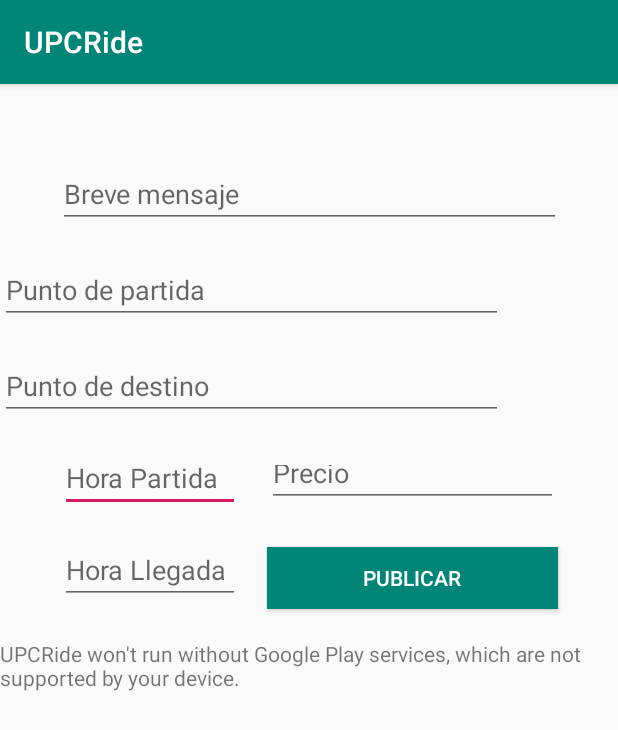
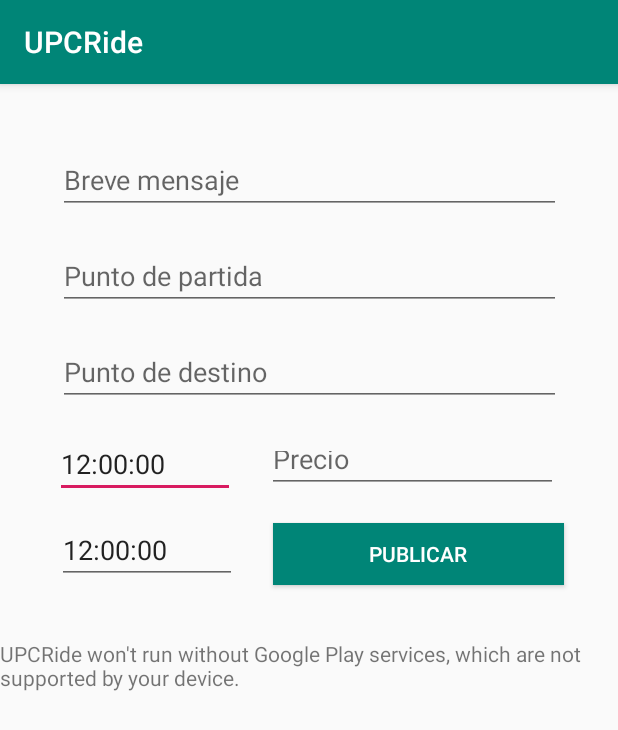
Before and after one commit to Cesar947/UPCRideMoviles, an Android app: the publicar_viaje screen opened directly, with no data from a screen before it, after a tap on "PUBLICAR", on a phone screen of 412 x 824 dp. Shown: the top 730 px of the screen. Run offline under Robolectric (Android 15) with nearby library versions, the phone set to English and light mode, and no system bars.

Commit message:
registrar viaje

```diff
--- a/UPCRideKotlin/app/build.gradle
+++ b/UPCRideKotlin/app/build.gradle
@@ -9,7 +9,7 @@
     buildToolsVersion "29.0.2"
     defaultConfig {
         applicationId "com.example.upcridekotlin"
-        minSdkVersion 23
+        minSdkVersion 26
         targetSdkVersion 29
         versionCode 1
         versionName "1.0"
--- a/UPCRideKotlin/app/src/main/java/com/example/upcridekotlin/activities/publicar_viaje.kt
+++ b/UPCRideKotlin/app/src/main/java/com/example/upcridekotlin/activities/publicar_viaje.kt
@@ -5,6 +5,7 @@
 import android.util.Log
 import android.widget.*
 import com.example.upcridekotlin.R
+import com.example.upcridekotlin.interfaces.UsuarioApiService
 import com.example.upcridekotlin.interfaces.ViajeApiService
 import com.example.upcridekotlin.model.Usuario
 import com.example.upcridekotlin.model.Viaje
@@ -16,6 +17,8 @@
 import retrofit2.converter.gson.GsonConverterFactory
 import java.sql.Date
 import java.sql.Time
+import java.time.LocalDate
+import java.time.LocalDateTime
 
 
 class publicar_viaje : AppCompatActivity() {
@@ -24,6 +27,7 @@
 
 
     lateinit var viajeService: ViajeApiService
+    lateinit var userService: UsuarioApiService
 
     private lateinit var btnPublicar: Button
 
@@ -38,7 +42,7 @@
 
     override fun onCreate(savedInstanceState: Bundle?) {
         super.onCreate(savedInstanceState)
-        setContentView(R.layout.activity_publicar_viaje)
+        setContentView(com.example.upcridekotlin.R.layout.activity_publicar_viaje)
 
 
         val retrofit: Retrofit = Retrofit.Builder()
@@ -46,14 +50,25 @@
             .addConverterFactory(GsonConverterFactory.create())
             .build()
 
-
+        userService = retrofit.create<UsuarioApiService>(UsuarioApiService::class.java)
         viajeService = retrofit.create<ViajeApiService>(ViajeApiService::class.java)
 
-        btnPublicar = findViewById(R.id.btnPublicar)
+
+
+        etHoraPartida = findViewById<EditText>(R.id.etHoraPartida)
+        etHoraLlegada = findViewById<EditText>(R.id.etHoraLlegada)
+        etPrecioBase = findViewById<EditText>(R.id.etPrecioBase)
+        etPuntoDestino = findViewById<EditText>(R.id.etPuntoDestino)
+        etPuntoPartida = findViewById<EditText>(R.id.etPuntoPartida)
+        etMensaje = findViewById<EditText>(R.id.etMensaje)
+
+        etHoraPartida.setText("12:00:00")
+        etHoraLlegada.setText("12:00:00")
 
 
 
 
+        btnPublicar = findViewById(com.example.upcridekotlin.R.id.btnPublicar)
 
         btnPublicar.setOnClickListener {
 
@@ -67,36 +82,75 @@
     fun PublicarViaje() {
 
 
-        etHoraPartida = findViewById<EditText>(R.id.etHoraPartida)
-        etHoraLlegada = findViewById<EditText>(R.id.etHoraLlegada)
-        etPrecioBase = findViewById<EditText>(R.id.etPrecioBase)
-        etPuntoDestino = findViewById<EditText>(R.id.etPuntoDestino)
-        etPuntoPartida = findViewById<EditText>(R.id.etPuntoPartida)
-        etMensaje = findViewById<EditText>(R.id.etMensaje)
 
 
 
-        var conductor: Usuario = Usuario("u2017", "a", "x", "a", "b","a" ,123.0, 123.0,
-            "s", "a", "a", 'c', "asd", "SM")
+        var conductor : Usuario? = null
 
-        var viaje: Viaje? = Viaje( conductor,"descrpcion","lima","limades",
-            12.0,24.0,25.0,50.0,Time(19,0,0),Time(19,0,0),1,
-            Date(2019,9,28),"Lunes","Feliz",1,4,3,5.00)
 
-        Log.i(TAG_LOGS, Gson().toJson(viaje))
+        var dia: String = LocalDateTime.now().dayOfMonth.toString();
+        var mes: String = LocalDateTime.now().monthValue.toString();
+        var año: String = LocalDateTime.now().year.toString();
+        var fecha :String
+        if(LocalDateTime.now().monthValue<10)
+        {
+            fecha = año+"-0"+mes+"-"+dia
+        }
+        else
+        {
+            fecha = año+"-"+mes+"-"+dia
+        }
 
-        viajeService.publicarViaje(viaje).enqueue(object : Callback<Viaje> {
-            override fun onResponse(call: Call<Viaje>?, response: Response<Viaje>?) {
-                viaje = response?.body()
+        Log.i(TAG_LOGS, Gson().toJson(mes))
+
+
+        userService.getUsuarioById(2).enqueue(object : Callback<Usuario> {
+            override fun onResponse(call: Call<Usuario>?, response: Response<Usuario>?) {
+                conductor = response?.body()
+                Log.i(TAG_LOGS, Gson().toJson(conductor))
+
+
+                var viaje: Viaje? = Viaje( null ,etMensaje.text.toString(),etPuntoPartida.text.toString(),etPuntoDestino.text.toString(),
+                    12.0,24.0,25.0,50.0, etHoraPartida.text.toString() ,
+                    etHoraLlegada.text.toString(),1, fecha,"Lunes","Feliz",
+                    1,4,3,etPrecioBase.text.toString().toDouble())
+
                 Log.i(TAG_LOGS, Gson().toJson(viaje))
+
+                viajeService.publicarViaje(3,viaje).enqueue(object : Callback<Viaje> {
+                    override fun onResponse(call: Call<Viaje>?, response: Response<Viaje>?) {
+                        viaje = response?.body()
+                        Log.i(TAG_LOGS, Gson().toJson(viaje))
+                        Log.i(TAG_LOGS, Gson().toJson(conductor!!.id))
+
+                        Log.i(TAG_LOGS, Gson().toJson("bonito"))
+
+                    }
+                    override fun onFailure(call: Call<Viaje>?, t: Throwable?) {
+                        t?.printStackTrace()
+                        Log.i(TAG_LOGS, Gson().toJson("faloooooooooooooooooooo"))
+                    }
+                })
+
 
 
             }
 
-            override fun onFailure(call: Call<Viaje>?, t: Throwable?) {
+            override fun onFailure(call: Call<Usuario>?, t: Throwable?) {
                 t?.printStackTrace()
             }
         })
+
+
+
+
+
+
+
+
+
+
+
     }
 
 
--- a/UPCRideKotlin/app/src/main/java/com/example/upcridekotlin/activities/registro_conductor.kt
+++ b/UPCRideKotlin/app/src/main/java/com/example/upcridekotlin/activities/registro_conductor.kt
@@ -57,7 +57,7 @@
 
 
         val adapter = ArrayAdapter.createFromResource(this,
-            R.array.sedes, android.R.layout.simple_spinner_item)
+        R.array.sedes, android.R.layout.simple_spinner_item)
         adapter.setDropDownViewResource(android.R.layout.simple_spinner_dropdown_item)
         spSede.adapter = adapter
 
--- a/UPCRideKotlin/app/src/main/java/com/example/upcridekotlin/interfaces/SolicitudApiService.kt
+++ b/UPCRideKotlin/app/src/main/java/com/example/upcridekotlin/interfaces/SolicitudApiService.kt
@@ -8,9 +8,9 @@
 
 interface SolicitudApiService {
 
-    @GET("autos")
+    @GET("solicitudes")
     fun getAllSolicitudes(): Call<List<Auto>>
 
-    @POST("autos")
+    @POST("solicitudes")
     fun insetarSolicitud(@Body auto: Auto?): Call<Auto>
 }
--- a/UPCRideKotlin/app/src/main/java/com/example/upcridekotlin/interfaces/TransaccionApiService.kt
+++ b/UPCRideKotlin/app/src/main/java/com/example/upcridekotlin/interfaces/TransaccionApiService.kt
@@ -8,9 +8,9 @@
 
 interface TransaccionApiService {
 
-    @GET("autos")
+    @GET("transacciones")
     fun getAllTransacciones(): Call<List<Auto>>
 
-    @POST("autos")
+    @POST("transacciones")
     fun insertarTransaccion(@Body auto: Auto?): Call<Auto>
 }
--- a/UPCRideKotlin/app/src/main/java/com/example/upcridekotlin/interfaces/ViajeApiService.kt
+++ b/UPCRideKotlin/app/src/main/java/com/example/upcridekotlin/interfaces/ViajeApiService.kt
@@ -9,15 +9,15 @@
 
 interface ViajeApiService {
 
-    @POST("/publicar/")
-    fun publicarViaje(@Body viaje: Viaje?): Call<Viaje>
+    @POST("viajes/publicar/{conductorId}")
+    fun publicarViaje(@Path("conductorId") conductorId: Int, @Body viaje: Viaje?): Call<Viaje>
 
 
     /* @RequestMapping(path="/solicitar/{viajeId}", method = RequestMethod.POST)
     public Solicitud solictarViaje( @PathVariable Integer viajeId,  @RequestBody Solicitud s) throws Exception {
 */
 
-    @POST("/solicitar/{viajeId}")
+    @POST("viajes/solicitar/{viajeId}")
     fun solicitarViaje(@Path("viajeId") viajeId: Int ): Call<Solicitud>
 
 
--- a/UPCRideKotlin/app/src/main/java/com/example/upcridekotlin/model/Viaje.kt
+++ b/UPCRideKotlin/app/src/main/java/com/example/upcridekotlin/model/Viaje.kt
@@ -14,10 +14,10 @@
     var destinoLongitud: Double = 0.0
     var partidaLatitud: Double = 0.0
     var partidaLongitud: Double = 0.0
-    var horaPartida: Time? = null
-    var horaLlegada: Time? = null
+    var horaPartida: String? = ""
+    var horaLlegada: String? = ""
     var entradaSalida: Int = 0
-    var fecha: Date? = null
+    var fecha: String? = ""
     var dia: String? = ""
     var estado: String? = ""
     var visualizacionHabilitada: Int? = 0
@@ -35,10 +35,10 @@
         destinoLongitud: Double,
         partidaLatitud: Double,
         partidaLongitud: Double,
-        horaPartida: Time?,
-        horaLlegada: Time?,
+        horaPartida: String?,
+        horaLlegada: String?,
         entradaSalida: Int,
-        fecha: Date?,
+        fecha: String?,
         dia: String?,
         estado: String?,
         visualizacionHabilitada: Int,
@@ -76,10 +76,10 @@
         destinoLongitud: Double,
         partidaLatitud: Double,
         partidaLongitud: Double,
-        horaPartida: Time?,
-        horaLlegada: Time?,
+        horaPartida: String,
+        horaLlegada: String?,
         entradaSalida: Int,
-        fecha: Date?,
+        fecha: String?,
         dia: String?,
         estado: String?,
         visualizacionHabilitada: Int?,
--- a/UPCRideKotlin/app/src/main/res/layout/activity_publicar_viaje.xml
+++ b/UPCRideKotlin/app/src/main/res/layout/activity_publicar_viaje.xml
@@ -21,7 +21,7 @@
         android:layout_height="41dp"
         android:layout_alignParentTop="true"
         android:layout_marginTop="20dp"
-        android:layout_marginEnd="40dp"
+        android:layout_marginEnd="36dp"
         android:layout_marginBottom="20dp"
         android:background="@color/colorPrimary"
         android:text="@string/btnPublicar"
@@ -29,30 +29,37 @@
         app:layout_constraintBottom_toTopOf="@+id/publicacionMap"
         app:layout_constraintEnd_toEndOf="parent"
         app:layout_constraintTop_toBottomOf="@+id/etPrecioBase"
-        app:layout_constraintVertical_bias="1.0" />
+        app:layout_constraintVertical_bias="0.0" />
 
     <EditText
         android:id="@+id/etHoraPartida"
         android:layout_width="120dp"
         android:layout_height="41dp"
-        android:layout_marginStart="40dp"
-        android:layout_marginBottom="20dp"
+        android:layout_marginStart="16dp"
+        android:layout_marginEnd="21dp"
+        android:layout_marginBottom="16dp"
         android:ems="10"
         android:hint="@string/etHoraPartida"
         android:inputType="time"
         app:layout_constraintBottom_toTopOf="@+id/etHoraLlegada"
+        app:layout_constraintEnd_toStartOf="@+id/etPrecioBase"
+        app:layout_constraintHorizontal_bias="1.0"
         app:layout_constraintStart_toStartOf="parent" />
 
     <EditText
         android:id="@+id/etHoraLlegada"
         android:layout_width="120dp"
         android:layout_height="41dp"
-        android:layout_marginStart="40dp"
+        android:layout_marginStart="16dp"
+        android:layout_marginTop="292dp"
+        android:layout_marginEnd="24dp"
         android:ems="10"
         android:hint="@string/etHoraLlegada"
         android:inputType="time"
-        app:layout_constraintBaseline_toBaselineOf="@+id/btnPublicar"
-        app:layout_constraintStart_toStartOf="parent" />
+        app:layout_constraintEnd_toStartOf="@+id/btnPublicar"
+        app:layout_constraintHorizontal_bias="1.0"
+        app:layout_constraintStart_toStartOf="parent"
+        app:layout_constraintTop_toTopOf="parent" />
 
     <EditText
         android:id="@+id/etPrecioBase"
@@ -74,7 +81,8 @@
         android:hint="@string/etPuntoDestino"
         android:inputType="textPersonName"
         app:layout_constraintBottom_toTopOf="@+id/etHoraPartida"
-        tools:layout_editor_absoluteX="41dp" />
+        app:layout_constraintEnd_toEndOf="parent"
+        app:layout_constraintStart_toStartOf="parent" />
 
     <EditText
         android:id="@+id/etPuntoPartida"
@@ -85,7 +93,8 @@
         android:hint="@string/etPuntoPartida"
         android:inputType="textPersonName"
         app:layout_constraintBottom_toTopOf="@+id/etPuntoDestino"
-        tools:layout_editor_absoluteX="41dp" />
+        app:layout_constraintEnd_toEndOf="parent"
+        app:layout_constraintStart_toStartOf="parent" />
 
     <EditText
         android:id="@+id/etMensaje"
```
